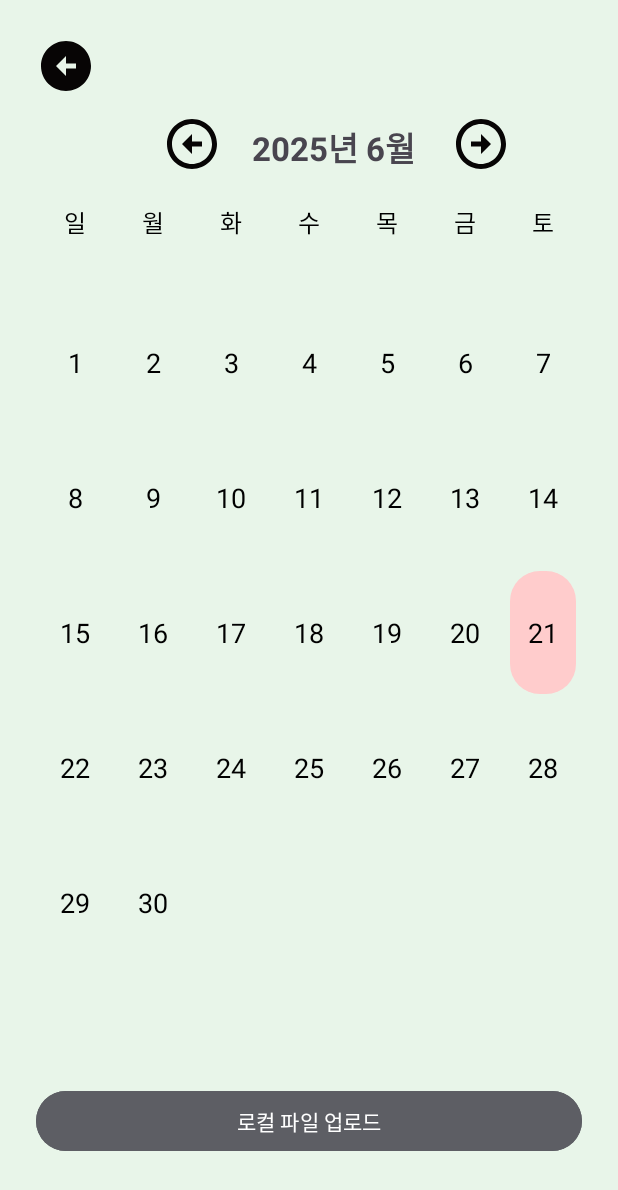
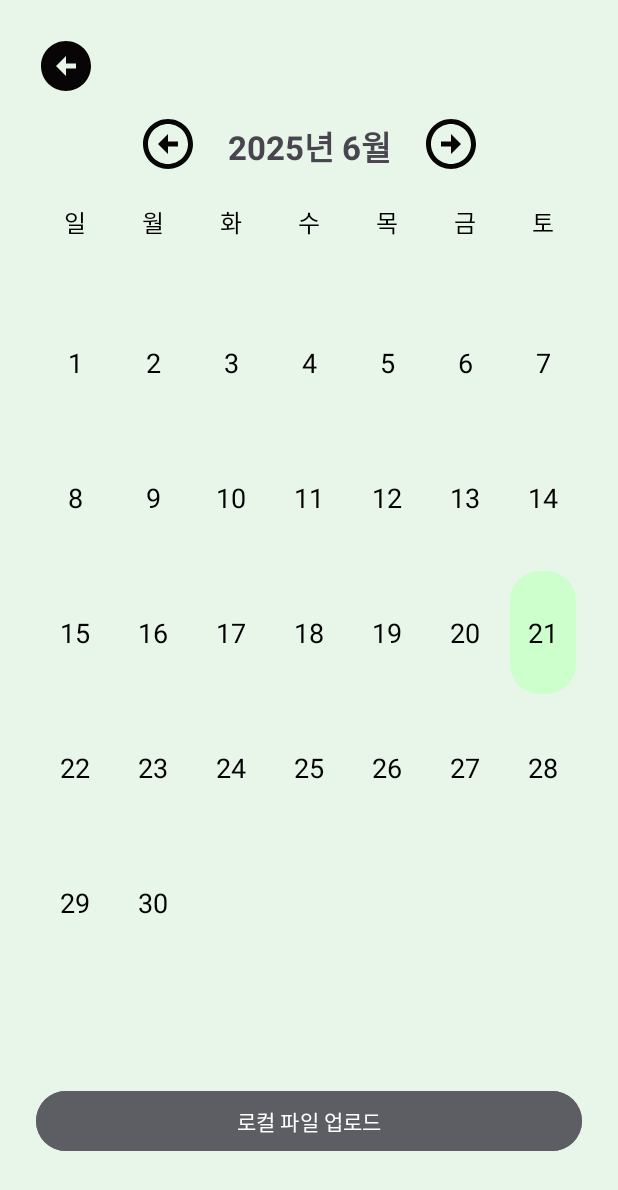
Before and after one commit to LeeSwallow/AndroidTermProject, an Android app: the DiaryListActivity screen opened directly, with no data from a screen before it, on a phone screen of 412 x 824 dp. Shown: the top 1190 px of the screen. Run offline under Robolectric (Android 15) with nearby library versions, the phone set to English and light mode, and no system bars; our stand-ins replace Room's generated code.

Commit message:
[fix] 버그 수정

```diff
--- a/Android/app/src/main/AndroidManifest.xml
+++ b/Android/app/src/main/AndroidManifest.xml
@@ -1,6 +1,7 @@
 <?xml version="1.0" encoding="utf-8"?>
 <manifest xmlns:android="http://schemas.android.com/apk/res/android"
     xmlns:tools="http://schemas.android.com/tools">
+    <uses-permission android:name="android.permission.READ_EXTERNAL_STORAGE" android:maxSdkVersion="32"/>
     <uses-permission android:name="android.permission.INTERNET" />
     <uses-permission android:name="android.permission.POST_NOTIFICATIONS" />
 
--- a/Android/app/src/main/java/com/pnu/aidbtdiary/helper/EnglishTranslationHelper.kt
+++ b/Android/app/src/main/java/com/pnu/aidbtdiary/helper/EnglishTranslationHelper.kt
@@ -26,7 +26,7 @@ class EnglishTranslationHelper {
     suspend fun downloadModel() {
         val model = getModel()
         val conditions = DownloadConditions.Builder()
-            .requireWifi()
+//            .requireWifi()
             .build()
         modelManager.download(model, conditions).await()
     }
--- a/Android/app/src/main/java/com/pnu/aidbtdiary/utils/CalanderUtils.kt
+++ b/Android/app/src/main/java/com/pnu/aidbtdiary/utils/CalanderUtils.kt
@@ -27,8 +27,8 @@ object CalendarUtils {
             else {
                 val hasDiary = true
                 val sentimentType: Sentiment? = when (diary.sentiment) {
-                    true -> Sentiment.POSITIVE
-                    false -> Sentiment.NEGATIVE
+                    true -> Sentiment.NEGATIVE
+                    false -> Sentiment.POSITIVE
                 }
                 days.add(DiaryDay(date, hasDiary, sentimentType))
             }
--- a/Android/app/src/main/res/layout/activity_diary_list.xml
+++ b/Android/app/src/main/res/layout/activity_diary_list.xml
@@ -18,11 +18,26 @@
         app:layout_constraintStart_toStartOf="parent"
         app:layout_constraintTop_toTopOf="parent"/>
 
+    <!-- 요일 표시 -->
+
+    <ImageButton
+        android:id="@+id/btnNextMonth"
+        android:layout_width="48dp"
+        android:layout_height="48dp"
+        android:layout_marginStart="16dp"
+        android:background="?attr/selectableItemBackgroundBorderless"
+        android:contentDescription="다음 달"
+        android:src="@drawable/ic_right"
+        app:layout_constraintBottom_toBottomOf="@id/btnPrevMonth"
+        app:layout_constraintStart_toEndOf="@id/tvMonth"
+        app:layout_constraintTop_toTopOf="parent"
+        app:layout_constraintVertical_bias="1.0" />
+
     <ImageButton
         android:id="@+id/btnPrevMonth"
         android:layout_width="48dp"
         android:layout_height="48dp"
-        android:layout_marginStart="40dp"
+        android:layout_marginStart="24dp"
         android:layout_marginTop="48dp"
         android:background="?attr/selectableItemBackgroundBorderless"
         android:contentDescription="이전 달"
@@ -44,22 +59,8 @@
         app:layout_constraintEnd_toStartOf="@id/btnNextMonth"
         app:layout_constraintStart_toEndOf="@id/btnPrevMonth"
         app:layout_constraintTop_toTopOf="parent"
-        app:layout_constraintVertical_bias="0.914" />
+        app:layout_constraintVertical_bias="0.906" />
 
-    <ImageButton
-        android:id="@+id/btnNextMonth"
-        android:layout_width="48dp"
-        android:layout_height="48dp"
-        android:layout_marginStart="20dp"
-        android:background="?attr/selectableItemBackgroundBorderless"
-        android:contentDescription="다음 달"
-        android:src="@drawable/ic_right"
-        app:layout_constraintBottom_toBottomOf="@id/btnPrevMonth"
-        app:layout_constraintStart_toEndOf="@id/tvMonth"
-        app:layout_constraintTop_toTopOf="parent"
-        app:layout_constraintVertical_bias="1.0" />
-
-    <!-- 요일 표시 -->
     <LinearLayout
         android:id="@+id/layoutWeekdays"
         android:layout_width="0dp"
--- a/Android/app/src/main/res/layout/activity_main.xml
+++ b/Android/app/src/main/res/layout/activity_main.xml
@@ -54,6 +54,7 @@
                 android:layout_marginStart="36dp"
                 android:layout_toEndOf="@id/ivEntryIcon"
                 android:text="오늘의 감정 카드 작성"
+                android:textColor="@color/black"
                 android:textSize="20sp"
                 android:textStyle="bold" />
 
@@ -99,6 +100,7 @@
                 android:layout_height="wrap_content"
                 android:layout_marginStart="58dp"
                 android:layout_toEndOf="@id/ivHistoryIcon"
+                android:textColor="@color/black"
                 android:text="일기 조회하기"
                 android:textSize="20sp"
                 android:textStyle="bold" />
--- a/Android/app/src/main/res/values/strings.xml
+++ b/Android/app/src/main/res/values/strings.xml
@@ -7,5 +7,5 @@
         <item>자기수용 (자신을 있는 그대로 받아들이기)</item>
     </string-array>
 
-    <string name="app_name">tpdf</string>
+    <string name="app_name">DBT 감정 일기</string>
 </resources>
```
Also changed, not shown: Android/app/src/main/java/com/pnu/aidbtdiary/AdviceActivity.kt (+11 -5 lines), Android/app/src/main/java/com/pnu/aidbtdiary/DetailActivity.kt (+20 -0 lines), Android/app/src/main/java/com/pnu/aidbtdiary/ThemeActivity.kt (+16 -0 lines), Android/app/src/main/java/com/pnu/aidbtdiary/helper/FsHelper.kt (+36 -15 lines).
